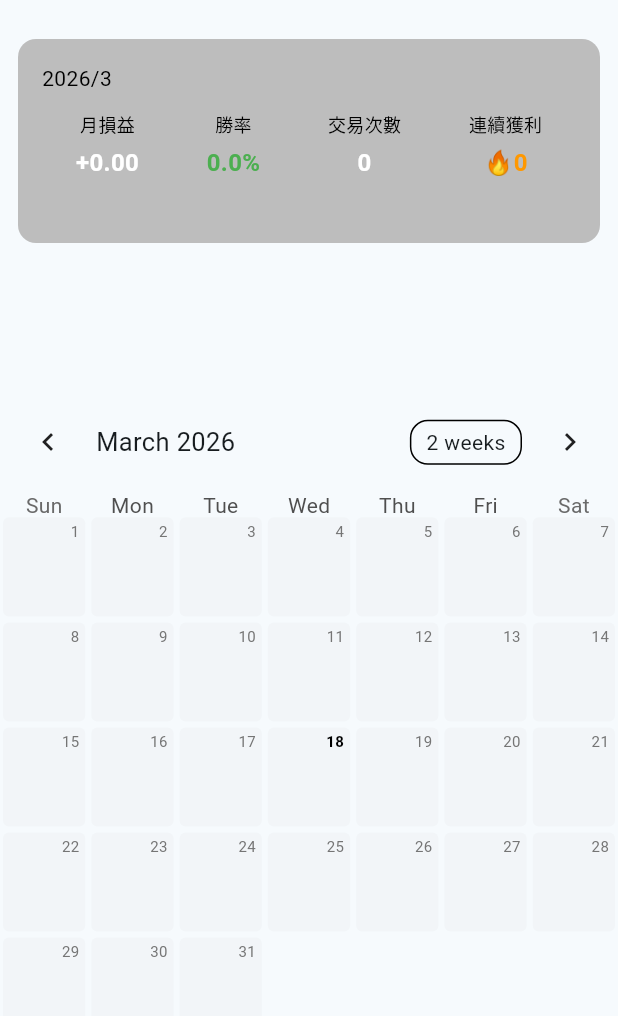
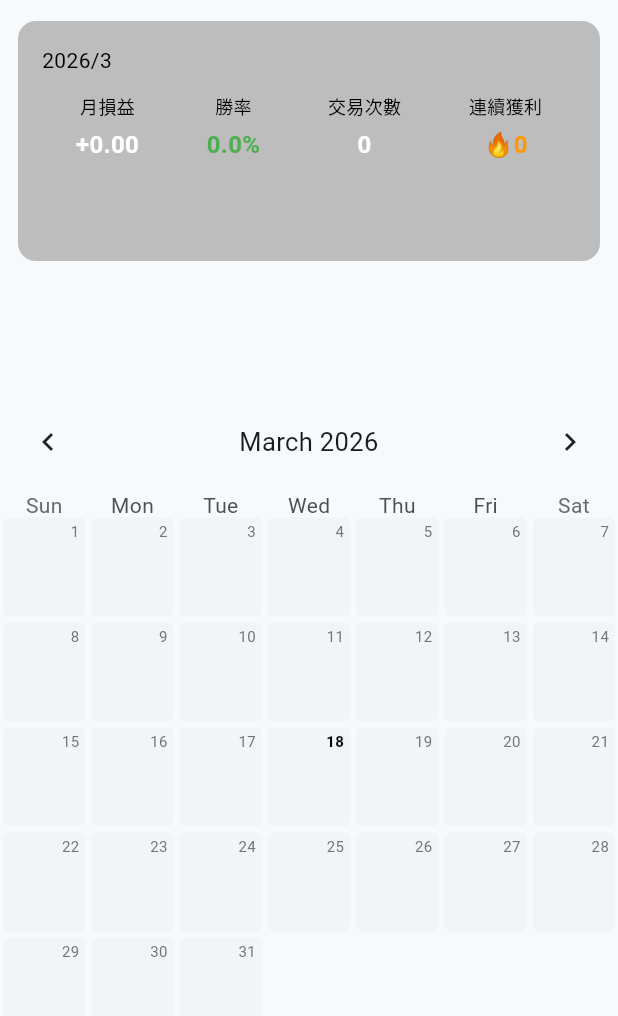
Before and after one commit to ian951115/trading_record_app, a Flutter app: the screen it shows after launch, after a tap on "收益日曆", on a phone screen of 412 x 824 dp, the part 63-1079 px from its top. Run offline on Flutter 3.47's test engine with Material 3 defaults, Android fonts, the phone set to English and light mode, and no system bars; drawn by our look-alikes of table_calendar; our stand-ins replace fl_chart, flutter_slidable, hive, hive_flutter; accounts and stored records are empty.

Commit message:
claude 手冊v0

```diff
--- a/lib/screens/calendar/month_calendar_view.dart
+++ b/lib/screens/calendar/month_calendar_view.dart
@@ -39,6 +39,10 @@
       selectedDayPredicate: (day) => isSameDay(selectedDay, day),
       onDaySelected: onDaySelected,
       onPageChanged: onPageChanged,
+      headerStyle: const HeaderStyle(
+        formatButtonVisible: false,
+        titleCentered: true,
+      ),
       calendarStyle: const CalendarStyle(
         selectedDecoration: BoxDecoration(),
         todayDecoration: BoxDecoration(),
--- a/lib/screens/home_screen.dart
+++ b/lib/screens/home_screen.dart
@@ -61,10 +61,12 @@
       body: CustomScrollView(
         slivers: [
           SliverAppBar(
-            title: const Text('交易紀錄'),
+            title: const Text(
+              '交易紀錄',
+              style: TextStyle(fontWeight: FontWeight.bold),
+            ),
             centerTitle: true,
-            pinned: true, //往上滑後 AppBar 會固定在頂部
-            expandedHeight: 120, //展開高度
+            pinned: false,
           ),
 
           SliverToBoxAdapter(
--- a/lib/widgets/calendar/calendar_stats_card.dart
+++ b/lib/widgets/calendar/calendar_stats_card.dart
@@ -30,7 +30,7 @@
             : Colors.white;
 
     return Container(
-      margin: const EdgeInsets.all(12),
+      margin: const EdgeInsets.symmetric(horizontal: 12),
       padding: const EdgeInsets.all(16),
       decoration: BoxDecoration(
         color: Colors.grey.shade400,
```
